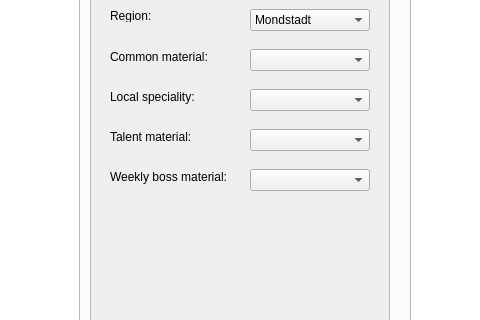
The window that genshin_calculator.ui (crimvael/genshin_calculator) describes before a commit, drawn with Qt 5; both pictures show x 234 to 714 and y 232 to 552 of the 1280 by 720 pixel window.
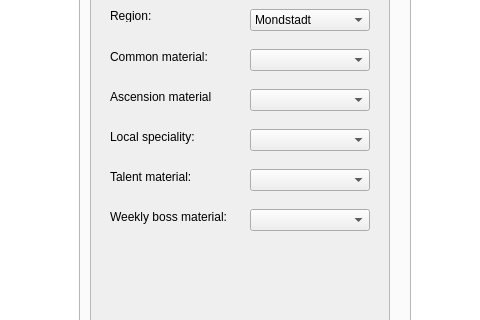
The same window after the commit. The open tabs and pages were chosen to show the change.

What changed in the file:
```diff
--- a/genshin_calculator.ui
+++ b/genshin_calculator.ui
@@ -154,7 +154,7 @@
          <property name="geometry">
           <rect>
            <x>20</x>
-           <y>190</y>
+           <y>230</y>
            <width>91</width>
            <height>16</height>
           </rect>
@@ -180,7 +180,7 @@
          <property name="geometry">
           <rect>
            <x>20</x>
-           <y>230</y>
+           <y>270</y>
            <width>91</width>
            <height>16</height>
           </rect>
@@ -193,7 +193,7 @@
          <property name="geometry">
           <rect>
            <x>20</x>
-           <y>270</y>
+           <y>310</y>
            <width>121</width>
            <height>16</height>
           </rect>
@@ -329,6 +329,29 @@
           </rect>
          </property>
         </widget>
+        <widget class="QLabel" name="label_18">
+         <property name="geometry">
+          <rect>
+           <x>20</x>
+           <y>190</y>
+           <width>101</width>
+           <height>16</height>
+          </rect>
+         </property>
+         <property name="text">
+          <string>Ascension material:</string>
+         </property>
+        </widget>
+        <widget class="QComboBox" name="comboBox_7">
+         <property name="geometry">
+          <rect>
+           <x>160</x>
+           <y>310</y>
+           <width>120</width>
+           <height>22</height>
+          </rect>
+         </property>
+        </widget>
        </widget>
        <widget class="QFrame" name="frame_3">
         <property name="geometry">
```
Left out of the diff: 4 changed lines with no effect on the pictures.
